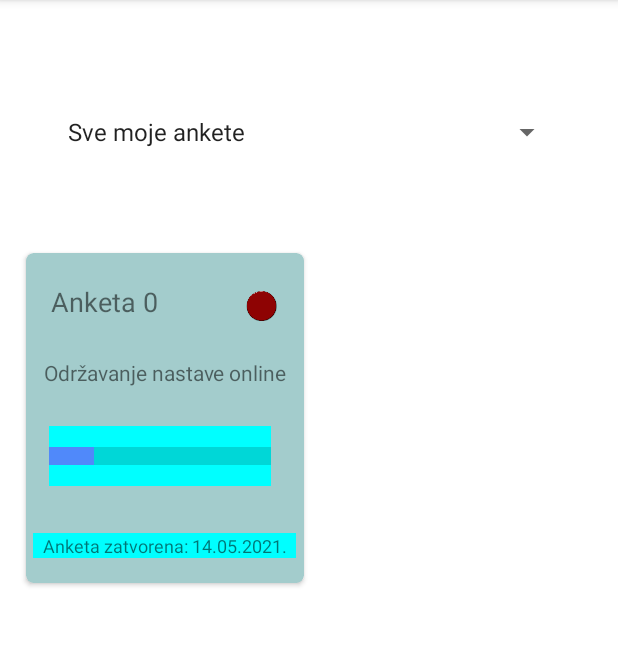
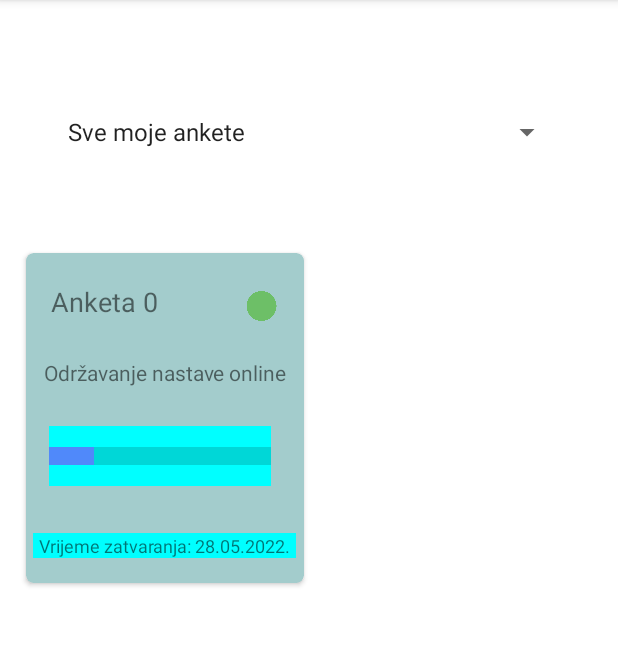
Before and after one commit to mbobic1/App_for_survey, an Android app: the screen it shows after launch (MainActivity), on a phone screen of 412 x 824 dp, the part 84-730 px from its top. Run offline under Robolectric (Android 15) with nearby library versions, the phone set to English and light mode, and no system bars.

Commit message:
drugi zadatak spirala 2

```diff
--- a/app/src/main/java/ba/etf/rma22/projekat/MainActivity.kt
+++ b/app/src/main/java/ba/etf/rma22/projekat/MainActivity.kt
@@ -7,12 +7,9 @@ import android.os.Handler
 import android.os.Looper
 import android.util.Log
 import android.view.View
-import ba.etf.rma22.projekat.data.models.Korisnik
 import androidx.viewpager2.adapter.FragmentStateAdapter
 import androidx.viewpager2.widget.ViewPager2
-import ba.etf.rma22.projekat.data.models.Anketa
-import ba.etf.rma22.projekat.data.models.Grupa
-import ba.etf.rma22.projekat.data.models.Pitanje
+import ba.etf.rma22.projekat.data.models.*
 import ba.etf.rma22.projekat.view.*
 import ba.etf.rma22.projekat.viewmodel.PitanjeAnketaViewModel
 import com.google.android.material.floatingactionbutton.FloatingActionButton
@@ -21,13 +18,16 @@ import java.util.*
 
 class MainActivity : AppCompatActivity(){
     companion object{
+        var anketa : Anketa = Anketa("", "", Date(0 ,0,0), Date(0 ,0,0), Date(0 ,0,0), 0,"", 0f)
+        var sacuvaj: Sacuvaj = Sacuvaj(anketa, mutableListOf(), 0, false)
+        var sacuvajLista : MutableList<Sacuvaj> = mutableListOf()
         var korisnik : Korisnik = Korisnik(mutableListOf(), mutableListOf(), mutableListOf(),0)
         var stringGru : String = ""
         var stringIstra : String = ""
         var godina : Int = 0
         var predaj : Int = 0
-        var anketa : Anketa = Anketa("", "", Date(0 ,0,0), Date(0 ,0,0), Date(0 ,0,0), 0,"", 0f)
-    }
+
+     }
     private lateinit var viewPager : ViewPager2
 
 
@@ -38,6 +38,11 @@ class MainActivity : AppCompatActivity(){
             if(position==0){
                 Handler(Looper.getMainLooper()).postDelayed({
                     viewPagerAdapter.vratiIstrazivanje() }, 500)
+            }
+            else if(position==viewPagerAdapter.fragments.size-1){
+                if(viewPagerAdapter.fragments[viewPagerAdapter.fragments.size-1] is FragmentPredaj){
+                    (viewPagerAdapter.fragments[viewPagerAdapter.fragments.size-1] as FragmentPredaj).postavi()
+                }
             }
         }
     }
--- a/app/src/main/java/ba/etf/rma22/projekat/data/AnketaStaticData.kt
+++ b/app/src/main/java/ba/etf/rma22/projekat/data/AnketaStaticData.kt
@@ -10,7 +10,7 @@ fun datum(godina:Int, mjesec:Int, dan:Int):Date{
 
 fun ankete():List<Anketa>{
     return listOf(
-       Anketa("Anketa 0", "Održavanje nastave online", datum(2021,4,4), datum(2021,5,14),
+       Anketa("Anketa 0", "Održavanje nastave online", datum(2021,4,4), datum(2022,5,28),
             datum(2021,4,4),5,"grupa1",0.2f),
        Anketa("Anketa 0", "Održavanje nastave online", datum(2021,4,4), datum(2021,5,14),
             datum(2021,4,4),5,"grupa2",0.4f),
--- a/app/src/main/java/ba/etf/rma22/projekat/data/PitanjeAnketaStaticData.kt
+++ b/app/src/main/java/ba/etf/rma22/projekat/data/PitanjeAnketaStaticData.kt
@@ -6,7 +6,9 @@ fun pitanjeAnketa() : List<PitanjeAnketa>{
     return listOf(
         PitanjeAnketa("pitanje 1","Anketa 0"),
         PitanjeAnketa("pitanje 2","Anketa 1"),
-        PitanjeAnketa("pitanje 3","Anketa 2")
+        PitanjeAnketa("pitanje 3","Anketa 2"),
+        PitanjeAnketa("pitanje 4","Anketa 3"),
+        PitanjeAnketa("pitanje 5","Anketa 4")
 
     )
 
--- a/app/src/main/java/ba/etf/rma22/projekat/data/models/Anketa.kt
+++ b/app/src/main/java/ba/etf/rma22/projekat/data/models/Anketa.kt
@@ -3,12 +3,12 @@ package ba.etf.rma22.projekat.data.models
 import java.util.*
 
 data class Anketa(
-    val naziv: String,
-    val nazivIstrazivanja: String,
-    val datumPocetak: Date,
-    val datumKraj: Date,
-    val datumRada: Date?,
-    val trajanje: Int,
-    val nazivGrupe: String,
-    val progres: Float
+    var naziv: String,
+    var nazivIstrazivanja: String,
+    var datumPocetak: Date,
+    var datumKraj: Date,
+    var datumRada: Date?,
+    var trajanje: Int,
+    var nazivGrupe: String,
+    var progres: Float
     )
--- /dev/null
+++ b/app/src/main/java/ba/etf/rma22/projekat/data/models/Sacuvaj.kt
@@ -0,0 +1,9 @@
+package ba.etf.rma22.projekat.data.models
+
+data class Sacuvaj(
+    var anketa: Anketa,
+    var odovori : MutableList<MutableList<Int>>,
+    var progres1 : Int,
+    var jelPritisnuto : Boolean
+
+)
--- a/app/src/main/java/ba/etf/rma22/projekat/view/AnketaListAdapter.kt
+++ b/app/src/main/java/ba/etf/rma22/projekat/view/AnketaListAdapter.kt
@@ -16,6 +16,9 @@ import ba.etf.rma22.projekat.MainActivity
 import ba.etf.rma22.projekat.R
 import ba.etf.rma22.projekat.data.models.Anketa
 import ba.etf.rma22.projekat.data.models.Pitanje
+import ba.etf.rma22.projekat.data.models.Sacuvaj
+import ba.etf.rma22.projekat.viewmodel.AnketaViewModel
+import ba.etf.rma22.projekat.viewmodel.PitanjeAnketaViewModel
 import java.text.SimpleDateFormat
 import java.util.*
 
@@ -23,13 +26,12 @@ import java.util.*
 class AnketaListAdapter(
     var ankete: List<Anketa>, activity: MainActivity
 ) : RecyclerView.Adapter<AnketaListAdapter.AnketaViewHolder>() {
-    private lateinit var viewPagerAdapter : ViewPagerAdapter
 
-    private lateinit var pitanje: Pitanje
 
     val activity : MainActivity = activity
 
     var ispisFormat =  SimpleDateFormat("dd.MM.yyyy.")
+    private var anketaViewModel : AnketaViewModel = AnketaViewModel()
 
 
     override fun onCreateViewHolder(parent: ViewGroup, viewType: Int): AnketaViewHolder {
@@ -55,18 +57,22 @@ class AnketaListAdapter(
 
 
     override fun onBindViewHolder(holder: AnketaViewHolder, position: Int) {
-        val anketa: Anketa =ankete.get(position);
+        val anketa: Anketa =ankete.get(position)
         val trenutniDatum : Date=Calendar.getInstance().run{ time };
         var id: Int=0;
-        holder.itemView.setOnClickListener{
-            //ovo je klik za anketu
-            MainActivity.anketa=anketa
-            onItemClick()
-        }
         holder.anketaName.text=anketa.naziv;
         holder.anketaProgress.progress=prog(ankete[position].progres)
         holder.anketaIstrazivanje.text=ankete[position].nazivIstrazivanja;
-        if(trenutniDatum<ankete[position].datumPocetak){
+        var odg = mutableListOf<Sacuvaj>()
+        odg.addAll(MainActivity.sacuvajLista)
+        var odg1=odg.map{ t-> t.anketa}
+
+        if(odg1.indexOf(ankete[position])>-1 && MainActivity.sacuvajLista[odg1.indexOf(ankete[position])].jelPritisnuto && ankete[position]==MainActivity.anketa){
+            holder.anketaDatum.text="Anketa urađena: "+ ispisFormat.format(ankete[position].datumKraj)
+            holder.anketaSlika.setImageResource(R.drawable.plava);
+            MainActivity.sacuvaj.anketa=ankete[position]
+        }
+        else if(trenutniDatum<ankete[position].datumPocetak){
             holder.anketaDatum.text="Vrijeme aktiviranja: "+ ispisFormat.format(ankete[position].datumPocetak)
             holder.anketaSlika.setImageResource(R.drawable.zuta);
         }
@@ -83,20 +89,42 @@ class AnketaListAdapter(
             holder.anketaSlika.setImageResource(R.drawable.crvena)
         }
 
+        if(!(trenutniDatum<ankete[position].datumPocetak) && anketaViewModel.getMyAnkete().contains(ankete[position])) {
+            holder.itemView.setOnClickListener {
+
+                MainActivity.sacuvaj.anketa = ankete[position]
+                MainActivity.anketa = ankete[position]
+                if (MainActivity.sacuvaj.jelPritisnuto) {
+                    holder.anketaSlika.setImageResource(R.drawable.plava)
+                }
+                var pitanja = PitanjeAnketaViewModel().getPitanja(
+                    MainActivity.anketa.naziv,
+                    MainActivity.anketa.nazivIstrazivanja
+                )
+                var odg = mutableListOf<Sacuvaj>()
+                odg.addAll(MainActivity.sacuvajLista)
+                var odg1 = odg.map { t -> t.anketa }
+                if (odg1.contains(anketa)) {
+
+                    MainActivity.sacuvaj = MainActivity.sacuvajLista[odg1.indexOf(anketa)]
+
+                } else {
+
+                    MainActivity.sacuvaj.jelPritisnuto = false
+                    MainActivity.sacuvaj.odovori.clear()
+                    for (i in 1..pitanja.size) {
+                        MainActivity.sacuvaj.odovori.add(mutableListOf())
+                    }
+                    MainActivity.sacuvajLista.add(MainActivity.sacuvaj)
+                }
+                onItemClick()
+            }
+        }
+
 
     }
 
     private fun onItemClick() {
-        /*activity?.let{
-            val intent = Intent (it, MainActivity::class.java)
-            it.startActivity(intent)
-        }*/
-        /*val fragment: Fragment = FragmentPitanje(pitanje)
-        val fragmentManager: FragmentManager = activity.getSupportFragmentManager()
-        val fragmentTransaction: FragmentTransaction = fragmentManager.beginTransaction()
-        fragmentTransaction.replace(R.id.listaAnketa, fragment)
-        fragmentTransaction.addToBackStack(null)
-        fragmentTransaction.commit()*/
         (activity as MainActivity).refreshAnketaFragmentPitanje()
     }
 
--- a/app/src/main/java/ba/etf/rma22/projekat/view/ViewPagerAdapter.kt
+++ b/app/src/main/java/ba/etf/rma22/projekat/view/ViewPagerAdapter.kt
@@ -24,8 +24,10 @@ class ViewPagerAdapter(
         notifyItemChanged(index)
     }
     fun vratiIstrazivanje(){
-        if(fragments[1] is FragmentPoruka)
+
+        if(fragments.size>1 && fragments[1] is FragmentPoruka)
         {
+
             fragments[1]=FragmentIstrazivanje.newInstance()
             notifyItemChanged(1)
 
@@ -36,6 +38,8 @@ class ViewPagerAdapter(
         fragments.add(FragmentAnketa())
         fragments.add(FragmentPoruka.newInstance(MainActivity.anketa.naziv, MainActivity.anketa.nazivIstrazivanja, MainActivity.predaj))
         notifyItemChanged(1)
+        println("snkrs34343434343434=${MainActivity.sacuvaj.anketa.naziv}   =${MainActivity.sacuvajLista.size} =${MainActivity.sacuvajLista[0].anketa.naziv}")
+
     }
     fun dugmeZaustavi(){
         fragments.clear()
```
Also changed, not shown: app/src/main/java/ba/etf/rma22/projekat/data/PitanjeStaticData.kt (+14 -1 lines), app/src/main/java/ba/etf/rma22/projekat/view/FragmentPitanje.kt (+21 -8 lines), app/src/main/java/ba/etf/rma22/projekat/view/FragmentPredaj.kt (+24 -6 lines).
